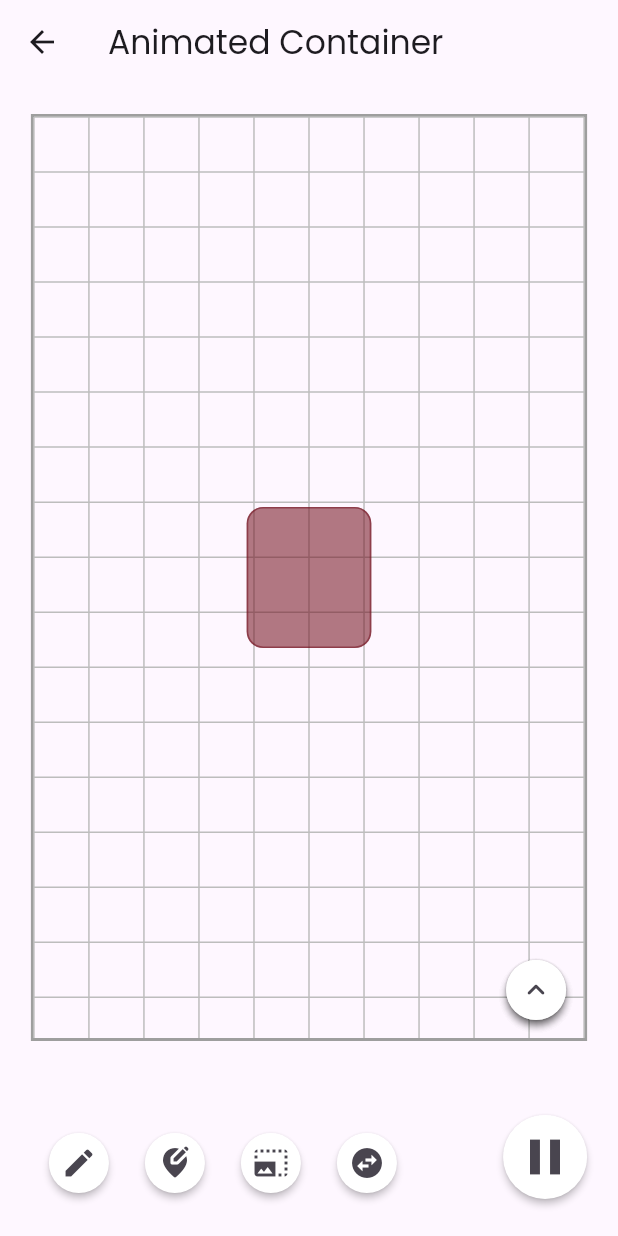
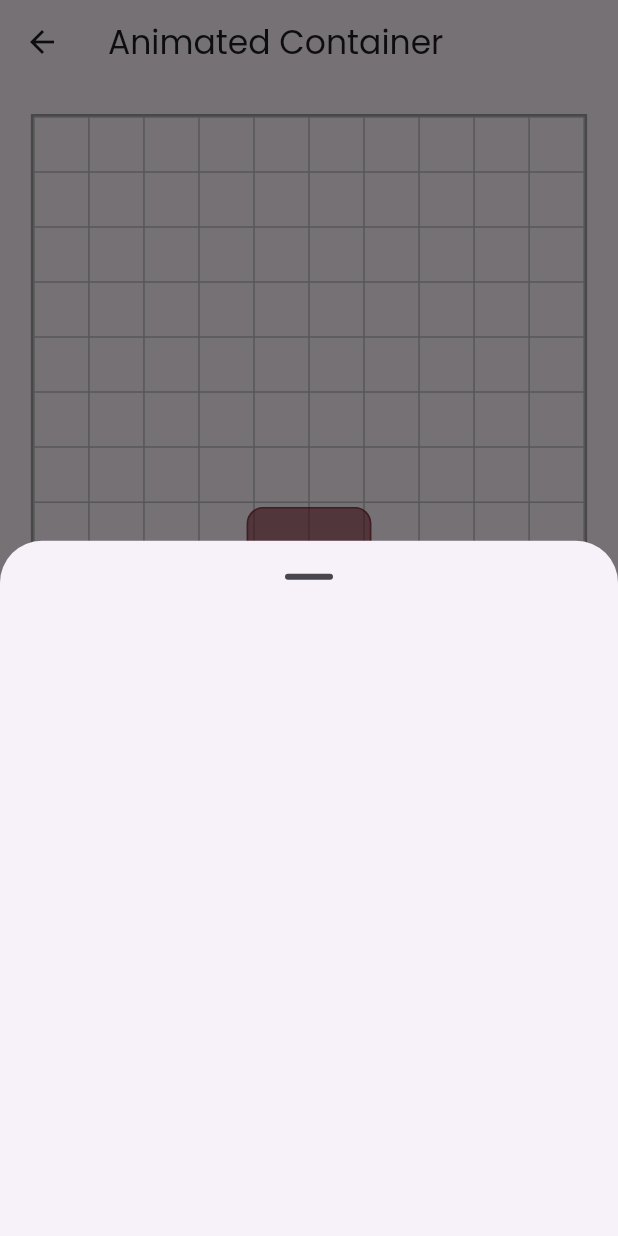
Before and after one commit to bhawesh2002/animotion_gallery, a Flutter app: the AniContainerPage screen opened directly, after a tap on the "edit" icon, on a phone screen of 412 x 824 dp. Run offline on Flutter 3.47's test engine with Material 3 defaults, Android fonts, the light colour scheme and no system bars; our stand-ins replace google_fonts.

Commit message:
display Bottomsheet when editt button is pressed

```diff
--- a/lib/implicit animations/ani_container.dart
+++ b/lib/implicit animations/ani_container.dart
@@ -11,9 +11,28 @@ class AniContainerPage extends StatelessWidget {
   @override
   Widget build(BuildContext context) {
     List<OptionIconButton> optionButtonList = [
-      const OptionIconButton(
+      OptionIconButton(
         icon: Icons.edit,
         tooltip: 'Edit',
+        onPressed: () {
+          showModalBottomSheet(
+            context: context,
+            showDragHandle: true,
+            builder: (BuildContext context) {
+              return BottomSheet(
+                onClosing: () {},
+                builder: (context) {
+                  return Padding(
+                    padding: EdgeInsets.symmetric(
+                      horizontal: MediaQuery.of(context).size.width * 0.5,
+                      vertical: MediaQuery.of(context).size.height * 0.5,
+                    ),
+                  );
+                },
+              );
+            },
+          );
+        },
       ),
       const OptionIconButton(
         icon: Icons.edit_location_alt_rounded,
@@ -24,7 +43,9 @@ class AniContainerPage extends StatelessWidget {
         tooltip: 'Resize Object',
       ),
       const OptionIconButton(
-          icon: Icons.swap_horizontal_circle, tooltip: 'Change Object'),
+        icon: Icons.swap_horizontal_circle,
+        tooltip: 'Change Object',
+      ),
     ];
     return SafeArea(
       child: Scaffold(
```
